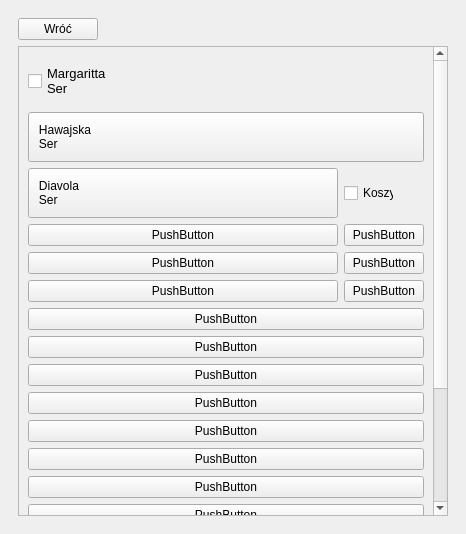
First picture: the form in mainwindow.ui, repository KrzysztofBuda/LaPizza, before the edit.
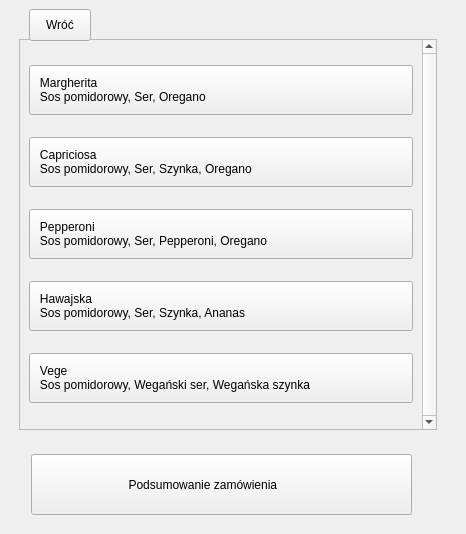
Second picture: the form after the edit. The open tabs and pages were chosen to show the change.

```diff
--- a/mainwindow.ui
+++ b/mainwindow.ui
@@ -10,14 +10,35 @@
     <height>534</height>
    </rect>
   </property>
+  <property name="contextMenuPolicy">
+   <enum>Qt::NoContextMenu</enum>
+  </property>
   <property name="windowTitle">
    <string>MainWindow</string>
   </property>
+  <property name="windowOpacity">
+   <double>1.000000000000000</double>
+  </property>
+  <property name="toolTipDuration">
+   <number>-1</number>
+  </property>
+  <property name="tabShape">
+   <enum>QTabWidget::Rounded</enum>
+  </property>
   <widget class="QWidget" name="centralwidget">
    <layout class="QGridLayout" name="gridLayout">
     <item row="0" column="1">
      <widget class="QStackedWidget" name="stackedWidget">
+      <property name="currentIndex">
+       <number>0</number>
+      </property>
       <widget class="QWidget" name="pierwszeOkno">
+       <property name="mouseTracking">
+        <bool>false</bool>
+       </property>
+       <property name="contextMenuPolicy">
+        <enum>Qt::DefaultContextMenu</enum>
+       </property>
        <layout class="QGridLayout" name="gridLayout_5">
         <item row="0" column="0">
          <layout class="QGridLayout" name="gridLayout_2">
@@ -53,7 +74,7 @@
              <number>0</number>
             </property>
             <property name="text">
-             <string>Witam w LaPizza. Codziennie świrze składniki oraz darmowa dostawa</string>
+             <string>Witam w LaPizza. Codziennie świerze składniki oraz darmowa dostawa</string>
             </property>
             <property name="textFormat">
              <enum>Qt::AutoText</enum>
@@ -98,7 +119,7 @@
                </size>
               </property>
               <property name="text">
-               <string>Menu</string>
+               <string>Zamawianie</string>
               </property>
              </widget>
             </item>
@@ -111,7 +132,7 @@
                </size>
               </property>
               <property name="text">
-               <string>Stan Zamówienia</string>
+               <string>Panel pracownika</string>
               </property>
              </widget>
             </item>
@@ -135,11 +156,30 @@
          <string>Wróć</string>
         </property>
        </widget>
+       <widget class="QPushButton" name="pushButton_6">
+        <property name="geometry">
+         <rect>
+          <x>80</x>
+          <y>300</y>
+          <width>261</width>
+          <height>32</height>
+         </rect>
+        </property>
+        <property name="text">
+         <string>Dodaj składnik do bazy danych</string>
+        </property>
+       </widget>
       </widget>
       <widget class="QWidget" name="menu">
-       <layout class="QFormLayout" name="formLayout">
-        <item row="1" column="0" colspan="2">
          <widget class="QScrollArea" name="scrollArea">
+        <property name="geometry">
+         <rect>
+          <x>10</x>
+          <y>30</y>
+          <width>418</width>
+          <height>391</height>
+         </rect>
+        </property>
           <property name="verticalScrollBarPolicy">
            <enum>Qt::ScrollBarAlwaysOn</enum>
           </property>
@@ -154,56 +194,11 @@
             <rect>
              <x>0</x>
              <y>0</y>
-             <width>426</width>
-             <height>750</height>
-            </rect>
-           </property>
-           <layout class="QGridLayout" name="gridLayout_3">
-            <item row="0" column="0">
+           <width>399</width>
+           <height>389</height>
+          </rect>
+         </property>
              <layout class="QVBoxLayout" name="verticalLayout">
-              <item>
-               <widget class="QCheckBox" name="checkBox_3">
-                <property name="minimumSize">
-                 <size>
-                  <width>0</width>
-                  <height>50</height>
-                 </size>
-                </property>
-                <property name="font">
-                 <font>
-                  <pointsize>10</pointsize>
-                  <weight>50</weight>
-                  <italic>false</italic>
-                  <bold>false</bold>
-                 </font>
-                </property>
-                <property name="contextMenuPolicy">
-                 <enum>Qt::NoContextMenu</enum>
-                </property>
-                <property name="whatsThis">
-                 <string/>
-                </property>
-                <property name="layoutDirection">
-                 <enum>Qt::LeftToRight</enum>
-                </property>
-                <property name="styleSheet">
-                 <string notr="true"/>
-                </property>
-                <property name="inputMethodHints">
-                 <set>Qt::ImhNone</set>
-                </property>
-                <property name="text">
-                 <string>Margaritta
-Ser</string>
-                </property>
-                <property name="checked">
-                 <bool>false</bool>
-                </property>
-                <property name="tristate">
-                 <bool>false</bool>
-                </property>
-               </widget>
-              </item>
               <item>
                <widget class="QPushButton" name="pushButton_9">
                 <property name="sizePolicy">
@@ -234,203 +229,311 @@
                  <set>Qt::ImhNone</set>
                 </property>
                 <property name="text">
+             <string>   Margherita
+   Sos pomidorowy, Ser, Oregano</string>
+            </property>
+           </widget>
+          </item>
+          <item>
+           <widget class="QPushButton" name="pushButton_10">
+            <property name="sizePolicy">
+             <sizepolicy hsizetype="Minimum" vsizetype="Fixed">
+              <horstretch>0</horstretch>
+              <verstretch>0</verstretch>
+             </sizepolicy>
+            </property>
+            <property name="minimumSize">
+             <size>
+              <width>375</width>
+              <height>50</height>
+             </size>
+            </property>
+            <property name="focusPolicy">
+             <enum>Qt::StrongFocus</enum>
+            </property>
+            <property name="layoutDirection">
+             <enum>Qt::LeftToRight</enum>
+            </property>
+            <property name="autoFillBackground">
+             <bool>false</bool>
+            </property>
+            <property name="styleSheet">
+             <string notr="true">text-align: left;</string>
+            </property>
+            <property name="inputMethodHints">
+             <set>Qt::ImhNone</set>
+            </property>
+            <property name="text">
+             <string>   Capriciosa
+   Sos pomidorowy, Ser, Szynka, Oregano</string>
+            </property>
+           </widget>
+          </item>
+          <item>
+           <widget class="QPushButton" name="pushButton_11">
+            <property name="sizePolicy">
+             <sizepolicy hsizetype="Minimum" vsizetype="Fixed">
+              <horstretch>0</horstretch>
+              <verstretch>0</verstretch>
+             </sizepolicy>
+            </property>
+            <property name="minimumSize">
+             <size>
+              <width>375</width>
+              <height>50</height>
+             </size>
+            </property>
+            <property name="focusPolicy">
+             <enum>Qt::StrongFocus</enum>
+            </property>
+            <property name="layoutDirection">
+             <enum>Qt::LeftToRight</enum>
+            </property>
+            <property name="autoFillBackground">
+             <bool>false</bool>
+            </property>
+            <property name="styleSheet">
+             <string notr="true">text-align: left;</string>
+            </property>
+            <property name="inputMethodHints">
+             <set>Qt::ImhNone</set>
+            </property>
+            <property name="text">
+             <string>   Pepperoni
+   Sos pomidorowy, Ser, Pepperoni, Oregano</string>
+            </property>
+           </widget>
+          </item>
+          <item>
+           <widget class="QPushButton" name="pushButton_12">
+            <property name="sizePolicy">
+             <sizepolicy hsizetype="Minimum" vsizetype="Fixed">
+              <horstretch>0</horstretch>
+              <verstretch>0</verstretch>
+             </sizepolicy>
+            </property>
+            <property name="minimumSize">
+             <size>
+              <width>375</width>
+              <height>50</height>
+             </size>
+            </property>
+            <property name="focusPolicy">
+             <enum>Qt::StrongFocus</enum>
+            </property>
+            <property name="layoutDirection">
+             <enum>Qt::LeftToRight</enum>
+            </property>
+            <property name="autoFillBackground">
+             <bool>false</bool>
+            </property>
+            <property name="styleSheet">
+             <string notr="true">text-align: left;</string>
+            </property>
+            <property name="inputMethodHints">
+             <set>Qt::ImhNone</set>
+            </property>
+            <property name="text">
                  <string>   Hawajska
-   Ser</string>
+   Sos pomidorowy, Ser, Szynka, Ananas</string>
                 </property>
                </widget>
               </item>
               <item>
-               <layout class="QGridLayout" name="gridLayout_6">
-                <item row="0" column="0">
-                 <widget class="QPushButton" name="pushButton_14">
-                  <property name="minimumSize">
-                   <size>
-                    <width>300</width>
-                    <height>50</height>
-                   </size>
-                  </property>
-                  <property name="styleSheet">
-                   <string notr="true">text-align: left;</string>
-                  </property>
-                  <property name="text">
-                   <string>   Diavola
-   Ser</string>
-                  </property>
-                 </widget>
-                </item>
-                <item row="0" column="1">
-                 <widget class="QCheckBox" name="checkBox_18">
-                  <property name="maximumSize">
-                   <size>
-                    <width>50</width>
-                    <height>16777215</height>
-                   </size>
-                  </property>
-                  <property name="accessibleName">
-                   <string>0</string>
-                  </property>
-                  <property name="text">
-                   <string>Koszyk</string>
-                  </property>
-                 </widget>
-                </item>
-                <item row="1" column="0">
-                 <widget class="QPushButton" name="pushButton_3">
-                  <property name="text">
-                   <string>PushButton</string>
-                  </property>
-                 </widget>
-                </item>
-                <item row="1" column="1">
-                 <widget class="QPushButton" name="pushButton_19">
-                  <property name="text">
-                   <string>PushButton</string>
-                  </property>
-                 </widget>
-                </item>
-                <item row="2" column="0">
-                 <widget class="QPushButton" name="pushButton_17">
-                  <property name="text">
-                   <string>PushButton</string>
-                  </property>
-                 </widget>
-                </item>
-                <item row="2" column="1">
                  <widget class="QPushButton" name="pushButton_13">
-                  <property name="text">
-                   <string>PushButton</string>
-                  </property>
-                 </widget>
-                </item>
-                <item row="3" column="0">
-                 <widget class="QPushButton" name="pushButton_16">
-                  <property name="text">
-                   <string>PushButton</string>
-                  </property>
-                 </widget>
-                </item>
-                <item row="3" column="1">
-                 <widget class="QPushButton" name="pushButton_12">
+            <property name="sizePolicy">
+             <sizepolicy hsizetype="Minimum" vsizetype="Fixed">
+              <horstretch>0</horstretch>
+              <verstretch>0</verstretch>
+             </sizepolicy>
+            </property>
+            <property name="minimumSize">
+             <size>
+              <width>375</width>
+              <height>50</height>
+             </size>
+            </property>
+            <property name="focusPolicy">
+             <enum>Qt::StrongFocus</enum>
+            </property>
+            <property name="layoutDirection">
+             <enum>Qt::LeftToRight</enum>
+            </property>
+            <property name="autoFillBackground">
+             <bool>false</bool>
+            </property>
+            <property name="styleSheet">
+             <string notr="true">text-align: left;</string>
+            </property>
+            <property name="inputMethodHints">
+             <set>Qt::ImhNone</set>
+            </property>
                   <property name="text">
-                   <string>PushButton</string>
+             <string>   Vege
+   Sos pomidorowy, Wegański ser, Wegańska szynka</string>
                   </property>
                  </widget>
                 </item>
                </layout>
-              </item>
-              <item>
-               <widget class="QPushButton" name="pushButton_15">
-                <property name="text">
-                 <string>PushButton</string>
-                </property>
-               </widget>
-              </item>
-              <item>
-               <widget class="QPushButton" name="pushButton_11">
+        </widget>
+       </widget>
+       <widget class="QPushButton" name="wrocButton">
+        <property name="geometry">
+         <rect>
+          <x>20</x>
+          <y>0</y>
+          <width>62</width>
+          <height>32</height>
+         </rect>
+        </property>
                 <property name="text">
-                 <string>PushButton</string>
-                </property>
-               </widget>
-              </item>
-              <item>
-               <widget class="QPushButton" name="pushButton_10">
+         <string>Wróć</string>
+        </property>
+       </widget>
+       <widget class="QPushButton" name="podsumowanieButton">
+        <property name="geometry">
+         <rect>
+          <x>22</x>
+          <y>445</y>
+          <width>381</width>
+          <height>61</height>
+         </rect>
+        </property>
+        <property name="sizePolicy">
+         <sizepolicy hsizetype="Minimum" vsizetype="Fixed">
+          <horstretch>0</horstretch>
+          <verstretch>0</verstretch>
+         </sizepolicy>
+        </property>
+        <property name="minimumSize">
+         <size>
+          <width>375</width>
+          <height>50</height>
+         </size>
+        </property>
+        <property name="focusPolicy">
+         <enum>Qt::StrongFocus</enum>
+        </property>
+        <property name="statusTip">
+         <string/>
+        </property>
+        <property name="layoutDirection">
+         <enum>Qt::LeftToRight</enum>
+        </property>
+        <property name="autoFillBackground">
+         <bool>false</bool>
+        </property>
+        <property name="styleSheet">
+         <string notr="true">text-align: left;</string>
+        </property>
+        <property name="inputMethodHints">
+         <set>Qt::ImhNone</set>
+        </property>
                 <property name="text">
-                 <string>PushButton</string>
-                </property>
-               </widget>
-              </item>
-              <item>
-               <widget class="QPushButton" name="pushButton_21">
+         <string>                             Podsumowanie zamówienia</string>
+        </property>
+        <property name="checkable">
+         <bool>false</bool>
+        </property>
+        <property name="checked">
+         <bool>false</bool>
+        </property>
+        <property name="autoRepeat">
+         <bool>false</bool>
+        </property>
+       </widget>
+      </widget>
+      <widget class="QWidget" name="Podsumowanie">
+       <widget class="QPushButton" name="pushButton_3">
+        <property name="geometry">
+         <rect>
+          <x>20</x>
+          <y>370</y>
+          <width>411</width>
+          <height>61</height>
+         </rect>
+        </property>
                 <property name="text">
-                 <string>PushButton</string>
-                </property>
-               </widget>
-              </item>
-              <item>
-               <widget class="QPushButton" name="pushButton_23">
+         <string>Usuń z zamówienia</string>
+        </property>
+       </widget>
+       <widget class="QPushButton" name="pushButton_4">
+        <property name="geometry">
+         <rect>
+          <x>20</x>
+          <y>430</y>
+          <width>411</width>
+          <height>61</height>
+         </rect>
+        </property>
                 <property name="text">
-                 <string>PushButton</string>
-                </property>
-               </widget>
-              </item>
-              <item>
-               <widget class="QPushButton" name="pushButton_22">
+         <string>Przejdź do płatności</string>
+        </property>
+       </widget>
+       <widget class="QPushButton" name="pushButton_5">
+        <property name="geometry">
+         <rect>
+          <x>0</x>
+          <y>0</y>
+          <width>81</width>
+          <height>31</height>
+         </rect>
+        </property>
                 <property name="text">
-                 <string>PushButton</string>
-                </property>
-               </widget>
-              </item>
-              <item>
+         <string>wróć</string>
+        </property>
+       </widget>
                <widget class="QPushButton" name="pushButton_7">
-                <property name="text">
-                 <string>PushButton</string>
-                </property>
-               </widget>
-              </item>
-              <item>
-               <widget class="QPushButton" name="pushButton_20">
+        <property name="geometry">
+         <rect>
+          <x>20</x>
+          <y>310</y>
+          <width>411</width>
+          <height>61</height>
+         </rect>
+        </property>
                 <property name="text">
-                 <string>PushButton</string>
-                </property>
-               </widget>
-              </item>
-              <item>
-               <widget class="QPushButton" name="pushButton_6">
-                <property name="text">
-                 <string>PushButton</string>
-                </property>
-               </widget>
-              </item>
-              <item>
-               <widget class="QPushButton" name="pushButton_18">
+         <string>Anuluj zamówienie</string>
+        </property>
+       </widget>
+      </widget>
+      <widget class="QWidget" name="usuwanie">
+       <widget class="QPushButton" name="wrocButton3">
+        <property name="geometry">
+         <rect>
+          <x>30</x>
+          <y>10</y>
+          <width>100</width>
+          <height>32</height>
+         </rect>
+        </property>
                 <property name="text">
-                 <string>PushButton</string>
-                </property>
-               </widget>
-              </item>
-              <item>
+         <string>wróć</string>
+        </property>
+       </widget>
                <widget class="QPushButton" name="pushButton_8">
-                <property name="text">
-                 <string>PushButton</string>
-                </property>
-               </widget>
-              </item>
-              <item>
-               <widget class="QPushButton" name="pushButton_5">
+        <property name="geometry">
+         <rect>
+          <x>50</x>
+          <y>100</y>
+          <width>100</width>
+          <height>32</height>
+         </rect>
+        </property>
                 <property name="text">
-                 <string>PushButton</string>
-                </property>
-               </widget>
-              </item>
-              <item>
-               <widget class="QPushButton" name="pushButton_4">
-                <property name="text">
-                 <string>PushButton</string>
-                </property>
-               </widget>
-              </item>
-             </layout>
-            </item>
-           </layout>
-          </widget>
-         </widget>
-        </item>
-        <item row="0" column="0">
-         <widget class="QPushButton" name="wrocButton">
-          <property name="text">
-           <string>Wróć</string>
-          </property>
-         </widget>
-        </item>
-       </layout>
-      </widget>
-      <widget class="QWidget" name="page_3"/>
-      <widget class="QWidget" name="page_4"/>
+         <string>Usuń pozycję</string>
+        </property>
+       </widget>
+      </widget>
       <widget class="QWidget" name="page_5"/>
       <widget class="QWidget" name="page_6"/>
-      <widget class="QWidget" name="page_7"/>
+      <widget class="QWidget" name="widget"/>
       <widget class="QWidget" name="page_8"/>
-      <widget class="QWidget" name="page_9"/>
+      <widget class="QWidget" name="page_9">
+       <property name="enabled">
+        <bool>true</bool>
+       </property>
+      </widget>
      </widget>
     </item>
    </layout>
```
Lines whose indentation alone changed are shown as unchanged.
